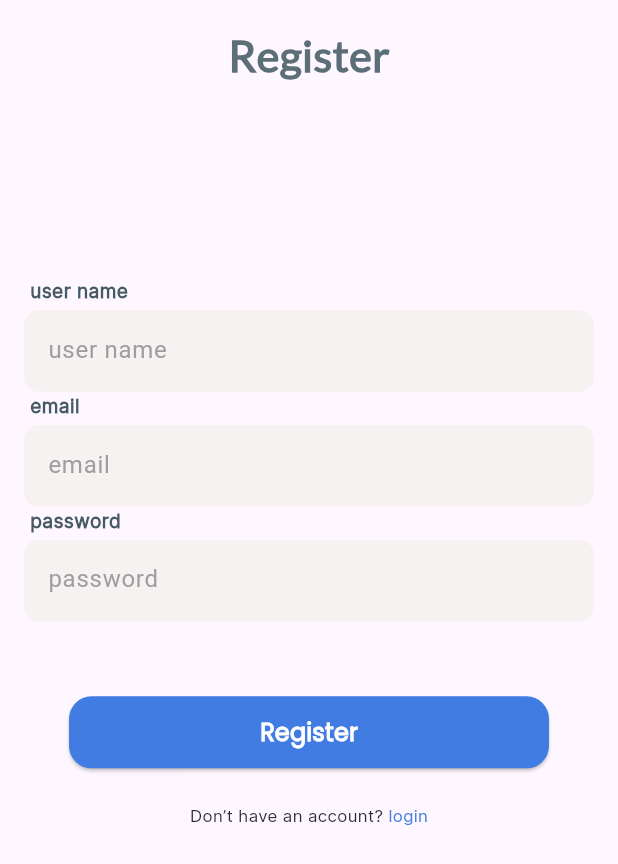
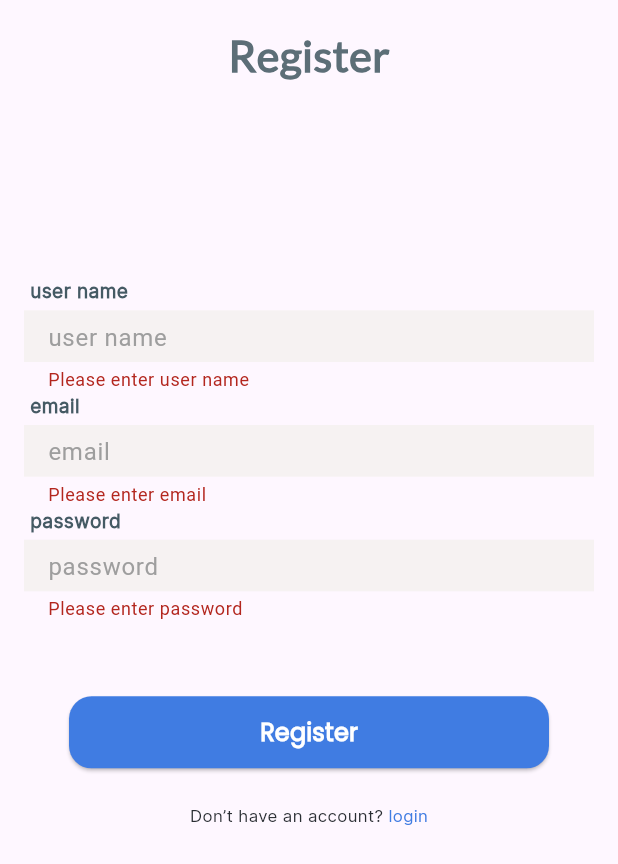
Before and after one commit to Mahmoud-Mohammed-Abd-elsamad/Pharmacy-app, a Flutter app: the RegisterScreen screen opened by its route, after a tap on "Register", on a phone screen of 412 x 824 dp. Shown: the top 864 px of the screen. Run offline on Flutter 3.47's test engine with Material 3 defaults, Android fonts, the phone set to English and light mode, and no system bars; our stand-ins replace bloc, dartz, dio, expandable_page_view, flutter_svg.

Commit message:
finish register screen logic

```diff
--- a/lib/congfig/routes/routes.dart
+++ b/lib/congfig/routes/routes.dart
@@ -1,3 +1,4 @@
+import 'package:farmacy_app/features/RegisterScreen/presentation/manager/provider/register_provider.dart';
 import 'package:farmacy_app/features/RegisterScreen/presentation/pages/register_screen.dart';
 import 'package:farmacy_app/features/forget_password_screen/presentation/pages/forget_password_screen.dart';
 import 'package:farmacy_app/features/location_screen/presentation/pages/location_screen.dart';
@@ -5,7 +6,9 @@ import 'package:farmacy_app/features/login_screen/presentation/pages/login_scree
 import 'package:farmacy_app/features/splash_screen/presentation/pages/splash_screen.dart';
 import 'package:flutter/cupertino.dart';
 import 'package:flutter/material.dart';
+import 'package:provider/provider.dart';
 
+import '../../features/RegisterScreen/data/data_sources/register_data_source.dart';
 import '../../features/home/presentation/pages/home_screen.dart';
 import '../../features/location_screen/presentation/pages/governorate_screen.dart';
 
@@ -47,7 +50,10 @@ class AppRouts{
         });
       case Routes.registerScreen:
         return MaterialPageRoute(builder: (context){
-          return  const RegisterScreen();
+          return  ChangeNotifierProvider(create: (BuildContext context) {
+            return  RegisterProvider(registerDataSource: RemoteRegisterDataSource());
+          },
+          child: const RegisterScreen());
         });
       case Routes.forgetPasswordScreen:
         return MaterialPageRoute(builder: (context){
--- /dev/null
+++ b/lib/core/api/end_points.dart
@@ -0,0 +1,5 @@
+class EndPoints{
+  static const String baseUrl = "https://roshetta.azurewebsites.net/";
+  static const String register = "/users/register/";
+  static const String login = "/users/authenticate";
+}
--- a/lib/core/utils/widgets/custom_text_field.dart
+++ b/lib/core/utils/widgets/custom_text_field.dart
@@ -3,17 +3,19 @@ import 'package:flutter/material.dart';
 
 class CustomTextField extends StatelessWidget {
   const CustomTextField({
-    super.key, required this.text, required this.controller,
+    super.key, required this.text, required this.controller, this.validator,
   });
   final String text;
   final TextEditingController controller;
+  final String? Function(String?)? validator;
 
   @override
   Widget build(BuildContext context) {
     return AspectRatio(
       aspectRatio: 335/48,
-      child: TextField(
-          controller: TextEditingController(),
+      child: TextFormField(
+        validator:validator ,
+          controller: controller,
           decoration: InputDecoration(
               fillColor: Color(0xffF6F2F2),
               filled: true,
--- /dev/null
+++ b/lib/features/RegisterScreen/data/models/register_body.dart
@@ -0,0 +1,11 @@
+class RegisterBody {
+  String name;
+  String email;
+  String password;
+
+  RegisterBody({
+    required this.name,
+    required this.email,
+    required this.password,
+  });
+}
--- /dev/null
+++ b/lib/features/RegisterScreen/data/repositories/register_data_repo.dart
@@ -0,0 +1,17 @@
+import 'package:dartz/dartz.dart';
+import 'package:farmacy_app/core/error/failures.dart';
+import 'package:farmacy_app/features/RegisterScreen/data/data_sources/register_data_source.dart';
+import 'package:farmacy_app/features/RegisterScreen/data/models/register_body.dart';
+import 'package:farmacy_app/features/RegisterScreen/data/models/register_mode.dart';
+import 'package:farmacy_app/features/RegisterScreen/domain/repositories/domain_repo.dart';
+
+class RegisterDataRepo extends RegisterDomainRepo {
+  RegisterDataRepo({ required this.registerDataSource});
+
+  RegisterDataSource registerDataSource;
+
+  @override
+  Future<Either<FailureError, RegisterModel>> registerUser(RegisterBody registerBody) {
+    return registerDataSource.registerUser(registerBody);
+  }
+}
--- /dev/null
+++ b/lib/features/RegisterScreen/domain/use_cases/register_user_use_case.dart
@@ -0,0 +1,19 @@
+import 'package:dartz/dartz.dart';
+import 'package:farmacy_app/features/RegisterScreen/data/repositories/register_data_repo.dart';
+import 'package:farmacy_app/features/RegisterScreen/domain/repositories/domain_repo.dart';
+
+import '../../../../core/error/failures.dart';
+import '../../data/models/register_body.dart';
+import '../../data/models/register_mode.dart';
+
+class RegisterUserUseCase {
+  RegisterUserUseCase({required this.registerDomainRepo});
+
+  RegisterDomainRepo registerDomainRepo;
+
+  Future<Either<FailureError, RegisterModel>> call(RegisterBody registerBody) {
+
+     return registerDomainRepo.registerUser(registerBody);
+
+  }
+}
--- /dev/null
+++ b/lib/features/RegisterScreen/presentation/manager/provider/register_provider.dart
@@ -0,0 +1,74 @@
+
+import 'dart:developer';
+
+import 'package:dartz/dartz.dart';
+import 'package:farmacy_app/features/RegisterScreen/data/models/register_body.dart';
+import 'package:farmacy_app/features/RegisterScreen/data/repositories/register_data_repo.dart';
+import 'package:farmacy_app/features/RegisterScreen/domain/use_cases/register_user_use_case.dart';
+import 'package:flutter/cupertino.dart';
+import 'package:flutter/material.dart';
+
+
+import '../../../data/data_sources/register_data_source.dart';
+import '../../../data/models/register_mode.dart';
+
+class RegisterProvider extends ChangeNotifier {
+
+  RegisterProvider({required this.registerDataSource}) ;
+  RegisterDataSource registerDataSource;
+
+
+ // late dynamic responseResult ;
+  final formKey = GlobalKey<FormState>();
+  TextEditingController userNameController = TextEditingController();
+  TextEditingController emailController = TextEditingController();
+  TextEditingController passController = TextEditingController();
+  TextEditingController confirmPasswordController = TextEditingController();
+  var obscureText = true;
+  var confirmPassword = false;
+  var flutterPwValidator = false;
+  var showLoading = false;
+  var registerSuccess = false;
+  String? registerSuccessMessage;
+  String? registerFailureMessage = "failure";
+
+  bool _isObscure = true;
+  bool get isObscure => _isObscure;
+  void changeObscure() {
+    _isObscure = !_isObscure;
+    notifyListeners();
+  }
+
+  registerUser()async {
+    var registerDomainRepo = RegisterDataRepo(registerDataSource: registerDataSource);
+    var useCase = RegisterUserUseCase(registerDomainRepo: registerDomainRepo);
+
+    print("call call call");
+    print("${emailController.value.text}");
+    print("${passController.value.text}");
+    print("${userNameController.value.text}");
+    var result = await useCase.call(RegisterBody(name: userNameController.value.text, email: emailController.value.text, password: passController.value.text));
+
+    result.fold((l) {
+      registerSuccess = false;
+      registerFailureMessage = l.message;
+      notifyListeners();
+
+    }, (r) {
+      registerSuccess = true;
+       registerSuccessMessage = r.message;
+      notifyListeners();
+
+
+    });
+
+  }
+
+  void confirmPasswordFunction(String value) {
+    if (value == passController.text) {
+      confirmPassword = true;
+    } else {
+      confirmPassword = false;
+    }
+  }
+}
--- a/lib/features/RegisterScreen/presentation/pages/register_screen.dart
+++ b/lib/features/RegisterScreen/presentation/pages/register_screen.dart
@@ -1,5 +1,7 @@
+import 'package:farmacy_app/features/RegisterScreen/presentation/manager/provider/register_provider.dart';
 import 'package:flutter/cupertino.dart';
 import 'package:flutter/material.dart';
+import 'package:provider/provider.dart';
 
 import '../../../../congfig/routes/routes.dart';
 import '../../../../core/utils/app_styles.dart';
@@ -12,8 +14,11 @@ class RegisterScreen extends StatelessWidget {
 
   @override
   Widget build(BuildContext context) {
-    return  Scaffold(
-      body: Padding(
+    var provider = Provider.of<RegisterProvider>(context, listen: false);
+    return Scaffold(
+      body: Form(
+        key: provider.formKey,
+        child: Padding(
           padding: const EdgeInsets.all(16.0),
           child: Column(
             crossAxisAlignment: CrossAxisAlignment.start,
@@ -23,35 +28,113 @@ class RegisterScreen extends StatelessWidget {
                   child: Text("Register", style: AppStyles.bold36(context)),
                 ),
               ),
-            Spacer(flex: 1,),
-            const CustomTitle(title: 'user name',),
-            CustomTextField(text: 'user name', controller: TextEditingController(),),
-            const CustomTitle(title: 'email',),
-            CustomTextField(text: 'email', controller: TextEditingController(),),
-            const CustomTitle(title: 'password',),
-            CustomTextField(text: 'password', controller: TextEditingController(),),
-            const SizedBox(height: 18,),
-            const SizedBox(height: 32,),
-            Center(child: CustomButton(onPressed: (){}, text: "Register",height: 48,width: 320,backColor: AppStyles.secondaryColor,)),
-            const SizedBox(height: 24,),
+              Spacer(
+                flex: 1,
+              ),
+              const CustomTitle(
+                title: 'user name',
+              ),
+              CustomTextField(
+                validator: (value) {
+                  if (value == null || value.isEmpty) {
+                    return 'Please enter user name';
+                  }
+                  return null;
+                },
+                text: 'user name',
+                controller: provider.userNameController,
+              ),
+              const CustomTitle(
+                title: 'email',
+              ),
+              CustomTextField(
+                validator: (value) {
+                  if (value == null || value.isEmpty) {
+                    return 'Please enter email';
+                  }
+                  return null;
+                },
+                text: 'email',
+                controller: provider.emailController,
+              ),
+              const CustomTitle(
+                title: 'password',
+              ),
+              CustomTextField(
+                validator: (value) {
+                  if (value == null || value.isEmpty) {
+                    return 'Please enter password';
+                  }
+                  return null;
+                },
+                text: 'password',
+                controller: provider.passController,
+              ),
+              const SizedBox(
+                height: 18,
+              ),
+              const SizedBox(
+                height: 32,
+              ),
+              Center(
+                  child: CustomButton(
+                onPressed: () {
+                  if (provider.formKey.currentState!.validate()) {
+                    provider.registerUser();
+                    pushSnackPar(context,
+                        text: provider.registerSuccessMessage ??
+                            provider.registerFailureMessage ??
+                            " ");
+                  }
+                },
+                text: "Register",
+                height: 48,
+                width: 320,
+                backColor: AppStyles.secondaryColor,
+              )),
+              const SizedBox(
+                height: 24,
+              ),
               Center(
                 child: Row(
                   mainAxisAlignment: MainAxisAlignment.center,
                   children: [
-                  Text("Don’t have an account? ",style: AppStyles.regular14(context),),
+                    Text(
+                      "Don’t have an account? ",
+                      style: AppStyles.regular14(context),
+                    ),
                     InkWell(
-                      onTap: (){
-                        Navigator.pushNamedAndRemoveUntil(context, Routes.loginScreen, (route) => false);
+                        onTap: () {
+                          Navigator.pushNamedAndRemoveUntil(
+                              context, Routes.loginScreen, (route) => false);
                         },
-                      child: Text("login",style: AppStyles.regular14(context).copyWith(color: AppStyles.secondaryColor),)),
+                        child: Text(
+                          "login",
+                          style: AppStyles.regular14(context)
+                              .copyWith(color: AppStyles.secondaryColor),
+                        )),
                   ],
                 ),
               ),
-            const Spacer(flex: 2,),
-
+              const Spacer(
+                flex: 2,
+              ),
             ],
+          ),
         ),
       ),
     );
   }
+
+  ScaffoldFeatureController<SnackBar, SnackBarClosedReason> pushSnackPar(
+      BuildContext context,
+      {required String text}) {
+    var snackBar = SnackBar(
+      content: Text(text ?? " 00"),
+    );
+
+// Find the ScaffoldMessenger in the widget tree
+// and use it to show a SnackBar.
+    return ScaffoldMessenger.of(context).showSnackBar(snackBar);
   }
+}
--- a/pubspec.yaml
+++ b/pubspec.yaml
@@ -40,6 +40,10 @@ dependencies:
   flutter_svg: ^2.0.10+1
   url_launcher: ^6.2.6
   expandable_page_view: ^1.0.17
+  dartz: ^0.10.1
+  provider: ^6.1.2
+  http: ^1.2.0
+  dio: ^5.4.3+1
 
 dev_dependencies:
   flutter_test:
```
Also changed, not shown: lib/core/error/failures.dart (+5 -5 lines), lib/features/RegisterScreen/data/data_sources/register_data_source.dart (added, +73 -0 lines), lib/features/RegisterScreen/data/models/register_mode.dart (+9 -1 lines), lib/features/RegisterScreen/domain/repositories/domain_repo.dart (+7 -1 lines). Lines whose indentation alone changed are shown as unchanged.
